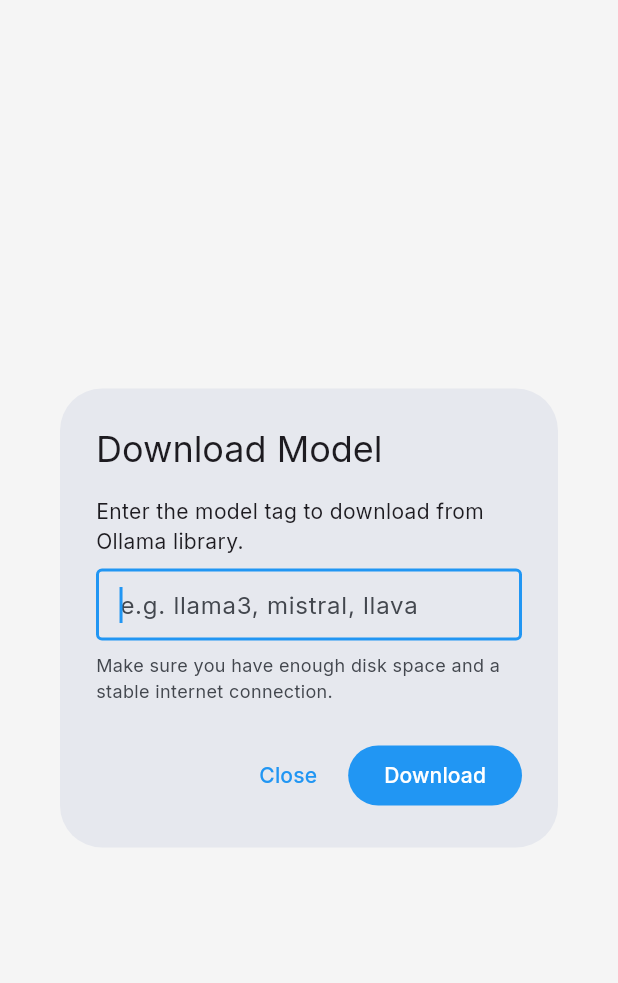
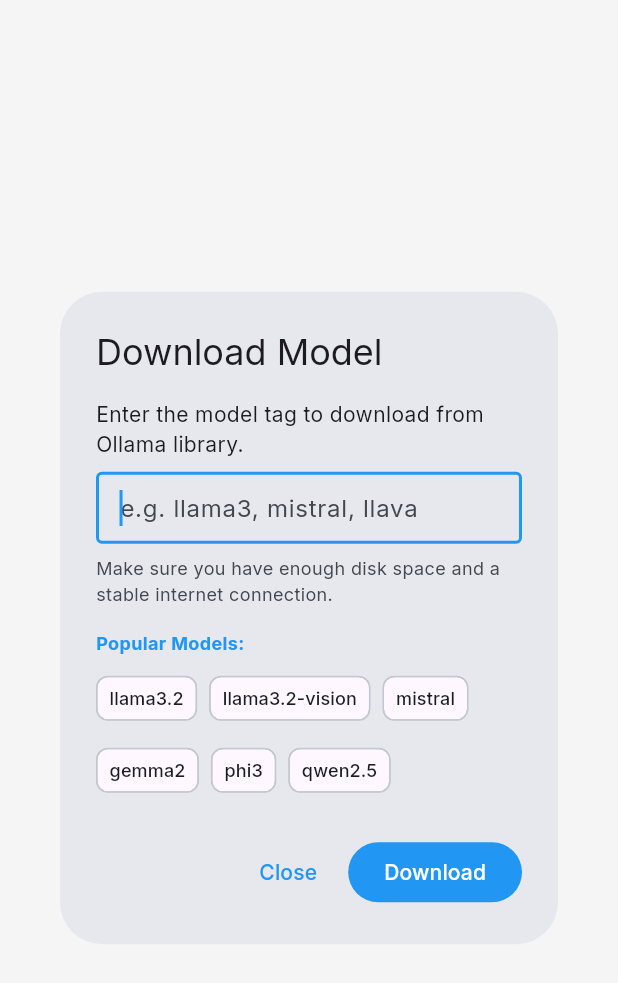
Before and after one commit to PocketLLM/pocketllm-lite, a Flutter app: the ModelDownloadDialog widget shown alone on an empty page, opened directly, on a phone screen of 412 x 824 dp. Shown: the top 983 px of the screen. Run offline on Flutter 3.47's test engine with Material 3 defaults, Android fonts, the phone set to English and light mode, and no system bars; our stand-ins replace connectivity_plus, file_picker, flutter_colorpicker, flutter_markdown, flutter_native_splash, flutter_riverpod and 10 more; missing offline and left inert: ota_update; accounts and stored records are empty; network calls fail.

Commit message:
feat(ux): add popular model suggestions to download dialog
- Added 'Popular Models' section to `ModelDownloadDialog`
- Implemented `ActionChip`s for quick selection of models (llama3.2, mistral, etc.)
- Added haptic feedback on chip selection
- Added widget test for the new functionality

This improves UX by reducing friction for users who want to download common models but don't know the exact tag names.

Co-authored-by: Mr-Dark-debug <81732236+Mr-Dark-debug@users.noreply.github.com>

```diff
--- a/lib/features/settings/presentation/widgets/model_download_dialog.dart
+++ b/lib/features/settings/presentation/widgets/model_download_dialog.dart
@@ -1,6 +1,7 @@
 import 'dart:async';
 
 import 'package:flutter/material.dart';
+import 'package:flutter/services.dart';
 import 'package:flutter_riverpod/flutter_riverpod.dart';
 import '../../../../core/providers.dart';
 import '../../../chat/domain/models/pull_progress.dart';
@@ -9,7 +10,8 @@ class ModelDownloadDialog extends ConsumerStatefulWidget {
   const ModelDownloadDialog({super.key});
 
   @override
-  ConsumerState<ModelDownloadDialog> createState() => _ModelDownloadDialogState();
+  ConsumerState<ModelDownloadDialog> createState() =>
+      _ModelDownloadDialogState();
 }
 
 class _ModelDownloadDialogState extends ConsumerState<ModelDownloadDialog> {
@@ -19,6 +21,15 @@ class _ModelDownloadDialogState extends ConsumerState<ModelDownloadDialog> {
   double _percentage = 0.0;
   String? _error;
   StreamSubscription<PullProgress>? _subscription;
+
+  static const List<String> _popularModels = [
+    'llama3.2',
+    'llama3.2-vision',
+    'mistral',
+    'gemma2',
+    'phi3',
+    'qwen2.5',
+  ];
 
   @override
   void dispose() {
@@ -58,7 +69,9 @@ class _ModelDownloadDialogState extends ConsumerState<ModelDownloadDialog> {
                   backgroundColor: Colors.green,
                 ),
               );
-               Navigator.of(context).pop(true); // Return true to indicate success
+              Navigator.of(
+                context,
+              ).pop(true); // Return true to indicate success
             }
           }
         },
@@ -107,7 +120,10 @@ class _ModelDownloadDialogState extends ConsumerState<ModelDownloadDialog> {
               decoration: const InputDecoration(
                 hintText: 'e.g. llama3, mistral, llava',
                 border: OutlineInputBorder(),
-                contentPadding: EdgeInsets.symmetric(horizontal: 12, vertical: 8),
+                contentPadding: EdgeInsets.symmetric(
+                  horizontal: 12,
+                  vertical: 8,
+                ),
               ),
               autofocus: true,
               textInputAction: TextInputAction.done,
@@ -116,7 +132,39 @@ class _ModelDownloadDialogState extends ConsumerState<ModelDownloadDialog> {
             const SizedBox(height: 8),
             Text(
               'Make sure you have enough disk space and a stable internet connection.',
-              style: TextStyle(fontSize: 12, color: theme.colorScheme.onSurfaceVariant),
+              style: TextStyle(
+                fontSize: 12,
+                color: theme.colorScheme.onSurfaceVariant,
+              ),
+            ),
+            const SizedBox(height: 16),
+            Text(
+              'Popular Models:',
+              style: TextStyle(
+                fontSize: 12,
+                fontWeight: FontWeight.bold,
+                color: theme.colorScheme.primary,
+              ),
+            ),
+            const SizedBox(height: 8),
+            Wrap(
+              spacing: 8,
+              runSpacing: 8,
+              children: _popularModels.map((model) {
+                return ActionChip(
+                  label: Text(model),
+                  onPressed: () {
+                    HapticFeedback.lightImpact();
+                    _controller.text = model;
+                    _controller.selection = TextSelection.fromPosition(
+                      TextPosition(offset: model.length),
+                    );
+                  },
+                  visualDensity: VisualDensity.compact,
+                  labelStyle: const TextStyle(fontSize: 12),
+                  padding: const EdgeInsets.all(0),
+                );
+              }).toList(),
             ),
           ] else ...[
             Text(
@@ -124,7 +172,9 @@ class _ModelDownloadDialogState extends ConsumerState<ModelDownloadDialog> {
               style: const TextStyle(fontWeight: FontWeight.bold),
             ),
             const SizedBox(height: 16),
-            LinearProgressIndicator(value: _percentage > 0 ? _percentage : null),
+            LinearProgressIndicator(
+              value: _percentage > 0 ? _percentage : null,
+            ),
             const SizedBox(height: 8),
             Row(
               mainAxisAlignment: MainAxisAlignment.spaceBetween,
@@ -132,13 +182,19 @@ class _ModelDownloadDialogState extends ConsumerState<ModelDownloadDialog> {
                 Expanded(
                   child: Text(
                     _status ?? 'Initializing...',
-                    style: TextStyle(fontSize: 12, color: theme.colorScheme.onSurfaceVariant),
+                    style: TextStyle(
+                      fontSize: 12,
+                      color: theme.colorScheme.onSurfaceVariant,
+                    ),
                     overflow: TextOverflow.ellipsis,
                   ),
                 ),
                 Text(
                   '${(_percentage * 100).toInt()}%',
-                  style: const TextStyle(fontSize: 12, fontWeight: FontWeight.bold),
+                  style: const TextStyle(
+                    fontSize: 12,
+                    fontWeight: FontWeight.bold,
+                  ),
                 ),
               ],
             ),
@@ -155,10 +211,7 @@ class _ModelDownloadDialogState extends ConsumerState<ModelDownloadDialog> {
       ),
       actions: [
         if (_isDownloading)
-          TextButton(
-            onPressed: _cancelDownload,
-            child: const Text('Cancel'),
-          )
+          TextButton(onPressed: _cancelDownload, child: const Text('Cancel'))
         else
           TextButton(
             onPressed: () => Navigator.of(context).pop(false),
```
Also changed, not shown: 2 other files. Lines whose indentation alone changed are shown as unchanged.
